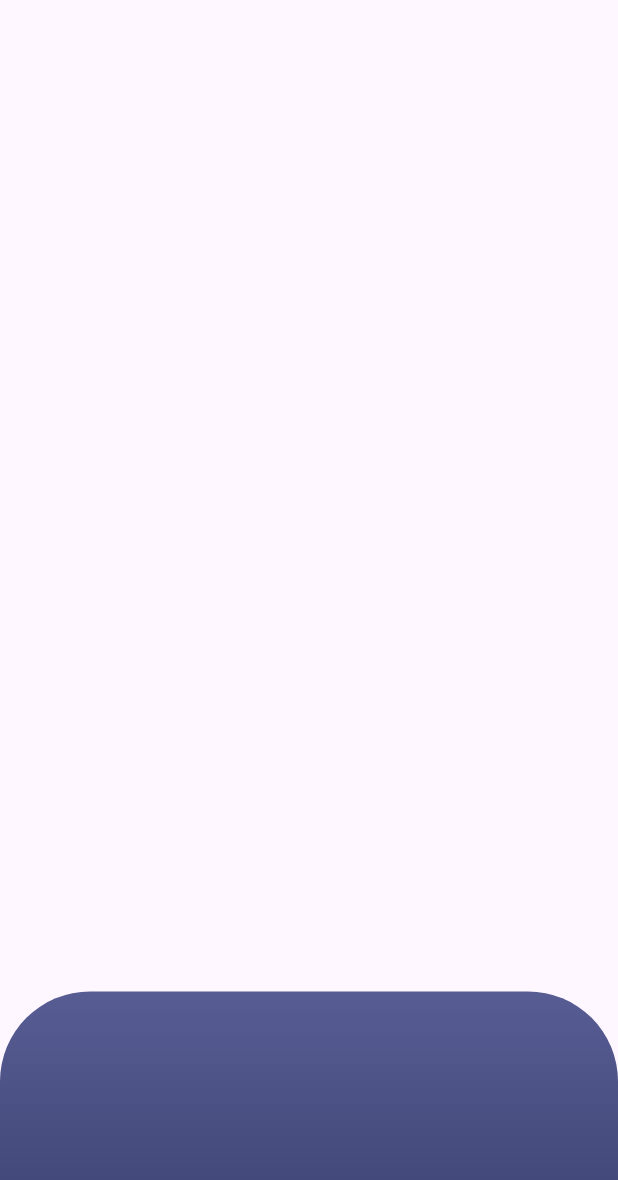
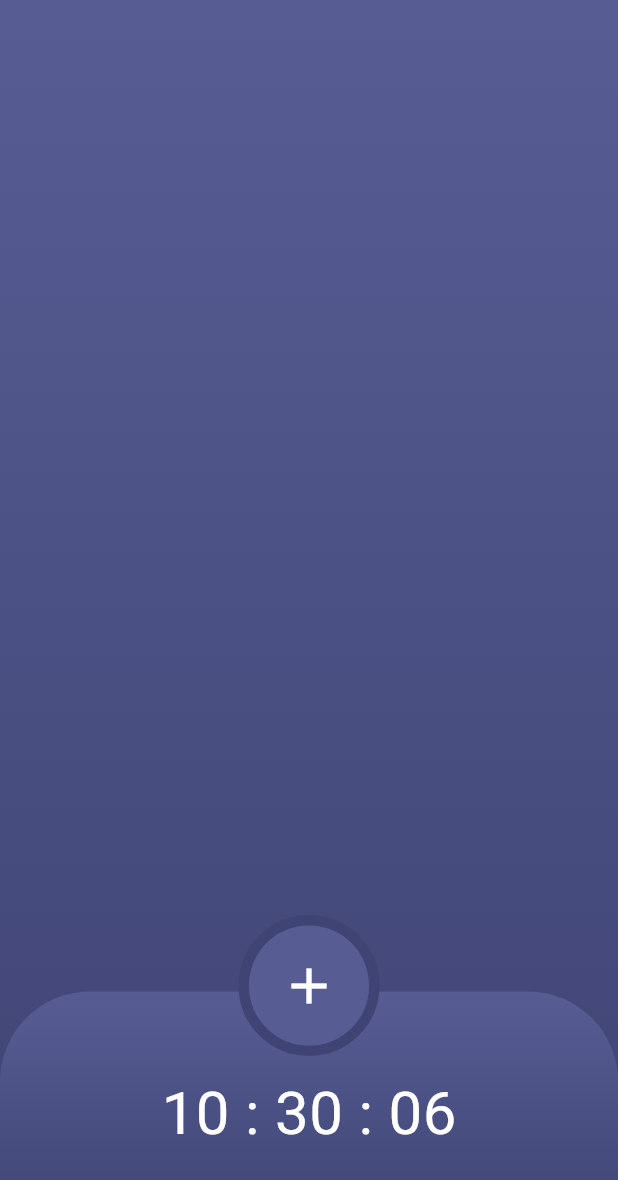
Before and after one commit to nggepe/gc_timer_flutter, a Flutter app: the screen it shows after launch, on a phone screen of 412 x 824 dp. Shown: the top 1180 px of the screen. Run offline on Flutter 3.47's test engine with Material 2 defaults, Android fonts, the phone set to English and light mode, and no system bars.

Commit message:
feat (bottom navigation bar)

```diff
--- a/lib/pages/home_page.dart
+++ b/lib/pages/home_page.dart
@@ -1,29 +1,56 @@
 import 'package:flutter/material.dart';
+import 'package:gc_timer/styles/style.dart';
+import 'package:gc_timer/widgets/bottom_nav.dart';
 
 class HomePage extends StatelessWidget {
   const HomePage({super.key});
 
   @override
   Widget build(BuildContext context) {
+    final style = Style(context);
     return Scaffold(
-      body: Stack(children: [
-        Positioned(
+      body: Container(
+        decoration: BoxDecoration(gradient: style.primaryBgGradient),
+        child: Stack(children: [
+          const Positioned(
             bottom: 0,
             left: 0,
             right: 0,
-            child: Container(
-              height: 163,
-              decoration: const BoxDecoration(
-                gradient: LinearGradient(
-                    begin: Alignment.topCenter,
-                    end: Alignment.bottomCenter,
-                    colors: [Color(0XFF575C93), Color(0XFF3F4474)]),
-                borderRadius: BorderRadius.only(
-                    topLeft: Radius.circular(60),
-                    topRight: Radius.circular(60)),
+            child: BottomNav(),
+          ),
+          Positioned(
+            bottom: 120,
+            left: 0,
+            right: 0,
+            child: Center(
+              child: Container(
+                decoration: BoxDecoration(
+                    color: Colors.transparent,
+                    border: Border.all(
+                      color: style.primaryBg200,
+                      style: BorderStyle.solid,
+                      width: 7,
+                    ),
+                    borderRadius: const BorderRadius.all(Radius.circular(50))),
+                child: TextButton(
+                  onPressed: () {},
+                  style: ButtonStyle(
+                    minimumSize: MaterialStateProperty.resolveWith(
+                        (states) => const Size(80, 80)),
+                    backgroundColor: MaterialStateProperty.resolveWith(
+                        (states) => style.primaryBg),
+                  ),
+                  child: const Icon(
+                    Icons.add,
+                    color: Colors.white,
+                    size: 40,
+                  ),
+                ),
               ),
-            ))
-      ]),
+            ),
+          ),
+        ]),
+      ),
     );
   }
 }
--- /dev/null
+++ b/lib/styles/style.dart
@@ -0,0 +1,14 @@
+import 'package:flutter/material.dart';
+
+class Style {
+  final BuildContext context;
+  Style(this.context);
+
+  Color get primaryBg => const Color(0XFF575C93);
+  Color get primaryBg200 => const Color(0XFF3F4474);
+
+  LinearGradient get primaryBgGradient => const LinearGradient(
+      begin: Alignment.topCenter,
+      end: Alignment.bottomCenter,
+      colors: [Color(0XFF575C93), Color(0XFF3F4474)]);
+}
--- /dev/null
+++ b/lib/widgets/bottom_nav.dart
@@ -0,0 +1,63 @@
+import 'dart:async';
+
+import 'package:flutter/material.dart';
+import 'package:gc_timer/styles/style.dart';
+
+class BottomNav extends StatefulWidget {
+  const BottomNav({super.key});
+
+  @override
+  State<BottomNav> createState() => _BottomNavState();
+}
+
+class _BottomNavState extends State<BottomNav> {
+  Timer? _timer;
+  int seconds = 0;
+  int minutes = 0;
+  int hours = 0;
+
+  @override
+  void initState() {
+    super.initState();
+    _timer = Timer.periodic(const Duration(seconds: 1), (timer) {
+      final date = DateTime.now();
+      seconds = date.second;
+      minutes = date.minute;
+      hours = date.hour;
+      setState(() {});
+    });
+  }
+
+  @override
+  void dispose() {
+    _timer?.cancel();
+    super.dispose();
+  }
+
+  String get timeText {
+    return "${hours.toString().padLeft(2, '0')} : ${minutes.toString().padLeft(2, '0')} : ${seconds.toString().padLeft(2, '0')}";
+  }
+
+  @override
+  Widget build(BuildContext context) {
+    final style = Style(context);
+    return Container(
+      height: 163,
+      decoration: BoxDecoration(
+        gradient: style.primaryBgGradient,
+        borderRadius: const BorderRadius.only(
+            topLeft: Radius.circular(60), topRight: Radius.circular(60)),
+      ),
+      child: Column(
+        mainAxisAlignment: MainAxisAlignment.center,
+        crossAxisAlignment: CrossAxisAlignment.center,
+        children: [
+          Text(
+            timeText,
+            style: const TextStyle(color: Colors.white, fontSize: 40),
+          ),
+        ],
+      ),
+    );
+  }
+}
```
